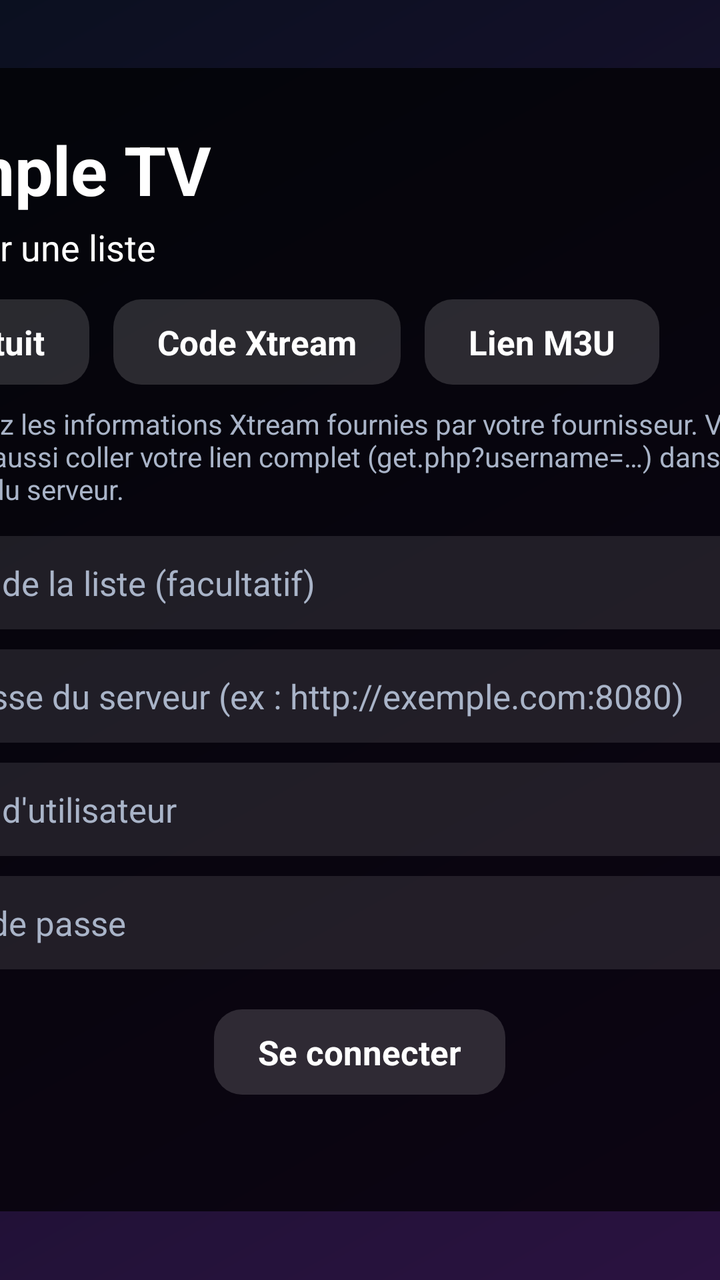
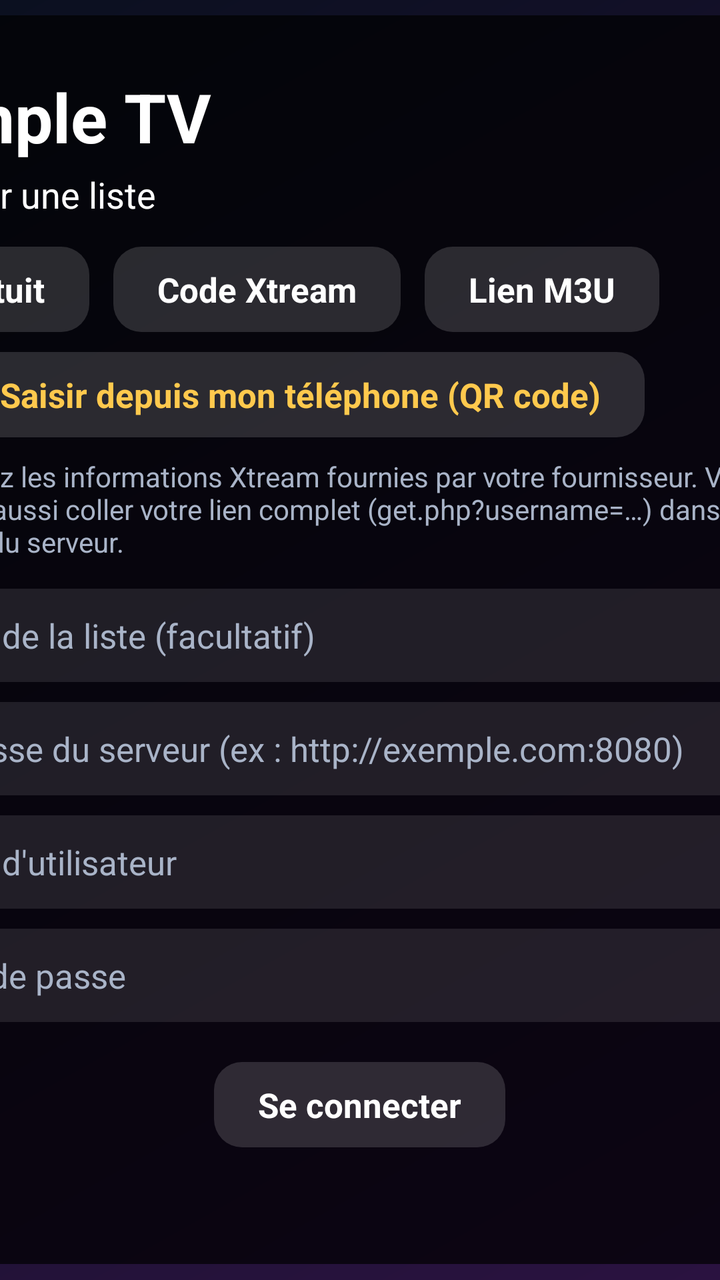

Before-and-after screenshots of an Android layout around one commit, followed by the original layout XML and the change that was made.
<!-- AndroidManifest.xml: activity theme AppTheme.Typing -->
<!-- res/layout/activity_login.xml -->
<?xml version="1.0" encoding="utf-8"?>
<FrameLayout xmlns:android="http://schemas.android.com/apk/res/android"
    android:layout_width="match_parent"
    android:layout_height="match_parent">

    <ScrollView
        android:id="@+id/scroll"
        android:layout_width="520dp"
        android:layout_height="wrap_content"
        android:layout_gravity="center"
        android:fillViewport="true">

        <LinearLayout
            android:layout_width="match_parent"
            android:layout_height="wrap_content"
            android:background="@drawable/bg_panel"
            android:orientation="vertical"
            android:padding="28dp">

            <TextView
                android:layout_width="wrap_content"
                android:layout_height="wrap_content"
                android:text="@string/app_name"
                android:textColor="@color/text"
                android:textSize="34sp"
                android:textStyle="bold" />

            <TextView
                android:layout_width="wrap_content"
                android:layout_height="wrap_content"
                android:layout_marginTop="4dp"
                android:text="@string/login_title"
                android:textColor="@color/text"
                android:textSize="18sp" />

            <LinearLayout
                android:layout_width="match_parent"
                android:layout_height="wrap_content"
                android:layout_marginTop="14dp"
                android:orientation="horizontal">

                <TextView
                    android:id="@+id/tabFree"
                    style="@style/Btn"
                    android:text="Gratuit" />

                <TextView
                    android:id="@+id/tabXtream"
                    style="@style/Btn"
                    android:text="Code Xtream" />

                <TextView
                    android:id="@+id/tabM3u"
                    style="@style/Btn"
                    android:text="Lien M3U" />
            </LinearLayout>

            <TextView
                android:id="@+id/help"
                android:layout_width="match_parent"
                android:layout_height="wrap_content"
                android:layout_marginTop="10dp"
                android:layout_marginBottom="4dp"
                android:text="@string/login_help"
                android:textColor="@color/text_dim"
                android:textSize="14sp" />

            <EditText
                android:id="@+id/name"
                style="@style/Field"
                android:hint="Nom de la liste (facultatif)"
                android:imeOptions="actionNext|flagNoExtractUi"
                android:inputType="text" />

            <EditText
                android:id="@+id/m3uUrl"
                style="@style/Field"
                android:hint="Adresse de la liste (http://…/liste.m3u)"
                android:imeOptions="actionDone|flagNoExtractUi"
                android:inputType="textUri"
                android:visibility="gone" />

            <EditText
                android:id="@+id/server"
                style="@style/Field"
                android:hint="@string/server_hint"
                android:imeOptions="actionNext|flagNoExtractUi"
                android:inputType="textUri" />

            <EditText
                android:id="@+id/user"
                style="@style/Field"
                android:hint="@string/user_hint"
                android:imeOptions="actionNext|flagNoExtractUi"
                android:inputType="text" />

            <EditText
                android:id="@+id/pass"
                style="@style/Field"
                android:hint="@string/pass_hint"
                android:imeOptions="actionDone|flagNoExtractUi"
                android:inputType="text" />

            <TextView
                android:id="@+id/connect"
                style="@style/Btn"
                android:layout_gravity="center_horizontal"
                android:layout_marginTop="20dp"
                android:layout_marginEnd="0dp"
                android:text="@string/connect" />

            <ProgressBar
                android:id="@+id/progress"
                android:layout_width="36dp"
                android:layout_height="36dp"
                android:layout_gravity="center_horizontal"
                android:layout_marginTop="12dp"
                android:visibility="gone" />

            <TextView
                android:id="@+id/error"
                android:layout_width="match_parent"
                android:layout_height="wrap_content"
                android:layout_marginTop="10dp"
                android:gravity="center"
                android:textColor="@color/gold"
                android:textSize="15sp" />
        </LinearLayout>
    </ScrollView>
</FrameLayout>
<!-- resources referenced by this layout -->
<resources>
  <color name="gold">#FFC94D</color>
  <color name="text">#FFFFFF</color>
  <color name="text_dim">#A9B4C8</color>
  <!-- drawable bg_panel (drawable) -->
  <?xml version="1.0" encoding="utf-8"?>
  <shape xmlns:android="http://schemas.android.com/apk/res/android">
      <solid android:color="@color/panel" />
      <corners android:radius="10dp" />
  </shape>
  <string name="app_name">Simple TV</string>
  <string name="connect">Se connecter</string>
  <string name="login_help">Saisissez les informations Xtream fournies par votre fournisseur. Vous pouvez aussi coller votre lien complet (get.php?username=…) dans le champ du serveur.</string>
  <string name="login_title">Ajouter une liste</string>
  <string name="pass_hint">Mot de passe</string>
  <string name="server_hint">Adresse du serveur (ex : http://exemple.com:8080)</string>
  <string name="user_hint">Nom d\'utilisateur</string>
  <style name="Btn">
          <item name="android:layout_width">wrap_content</item>
          <item name="android:layout_height">wrap_content</item>
          <item name="android:layout_marginEnd">12dp</item>
          <item name="android:paddingStart">22dp</item>
          <item name="android:paddingEnd">22dp</item>
          <item name="android:paddingTop">10dp</item>
          <item name="android:paddingBottom">10dp</item>
          <item name="android:textSize">17sp</item>
          <item name="android:textStyle">bold</item>
          <item name="android:textColor">@color/text</item>
          <item name="android:background">@drawable/sel_tile</item>
          <item name="android:focusable">true</item>
          <item name="android:clickable">true</item>
      </style>
  <style name="Field">
          <item name="android:layout_width">match_parent</item>
          <item name="android:layout_height">wrap_content</item>
          <item name="android:layout_marginTop">10dp</item>
          <item name="android:padding">12dp</item>
          <item name="android:textSize">17sp</item>
          <item name="android:textColor">@color/text</item>
          <item name="android:textColorHint">@color/text_dim</item>
          <item name="android:background">@drawable/sel_field</item>
          <item name="android:singleLine">true</item>
      </style>
  <style name="AppTheme.Typing">
          <item name="android:windowFullscreen">false</item>
      </style>
  <color name="panel">#B3000000</color>
  <!-- drawable sel_tile (drawable) -->
  <?xml version="1.0" encoding="utf-8"?>
  <selector xmlns:android="http://schemas.android.com/apk/res/android">
      <item android:state_focused="true">
          <shape>
              <solid android:color="@color/accent" />
              <stroke android:width="3dp" android:color="@color/text" />
              <corners android:radius="14dp" />
          </shape>
      </item>
      <item>
          <shape>
              <solid android:color="@color/item_strong" />
              <corners android:radius="14dp" />
          </shape>
      </item>
  </selector>
  <!-- drawable sel_field (drawable) -->
  <?xml version="1.0" encoding="utf-8"?>
  <selector xmlns:android="http://schemas.android.com/apk/res/android">
      <item android:state_focused="true">
          <shape>
              <solid android:color="@color/item_strong" />
              <stroke android:width="2dp" android:color="@color/accent" />
              <corners android:radius="8dp" />
          </shape>
      </item>
      <item>
          <shape>
              <solid android:color="@color/item" />
              <corners android:radius="8dp" />
          </shape>
      </item>
  </selector>
  <color name="accent">#3D7BFF</color>
  <color name="item_strong">#26FFFFFF</color>
  <color name="item">#1AFFFFFF</color>
</resources>

<!-- the commit's change to res/layout/activity_login.xml (unified diff, before → after) -->
@@ -54,6 +54,13 @@
                     style="@style/Btn"
                     android:text="Lien M3U" />
             </LinearLayout>
+
+            <TextView
+                android:id="@+id/fromPhone"
+                style="@style/Btn"
+                android:layout_marginTop="10dp"
+                android:text="📱  Saisir depuis mon téléphone (QR code)"
+                android:textColor="@color/gold" />
 
             <TextView
                 android:id="@+id/help"
